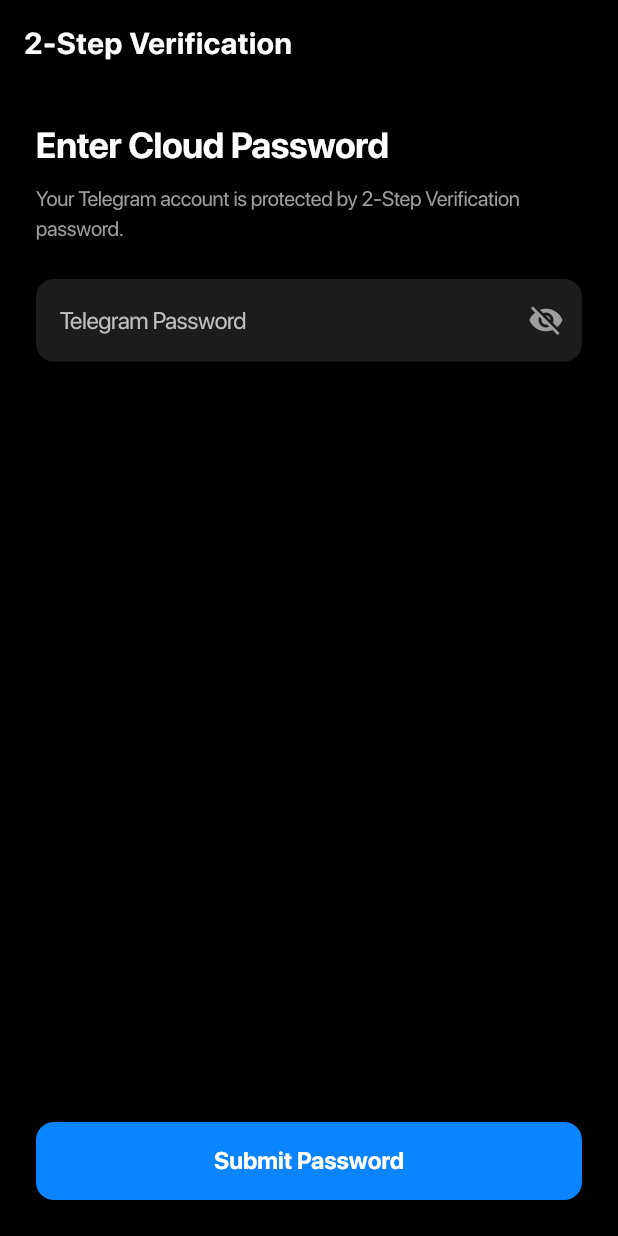
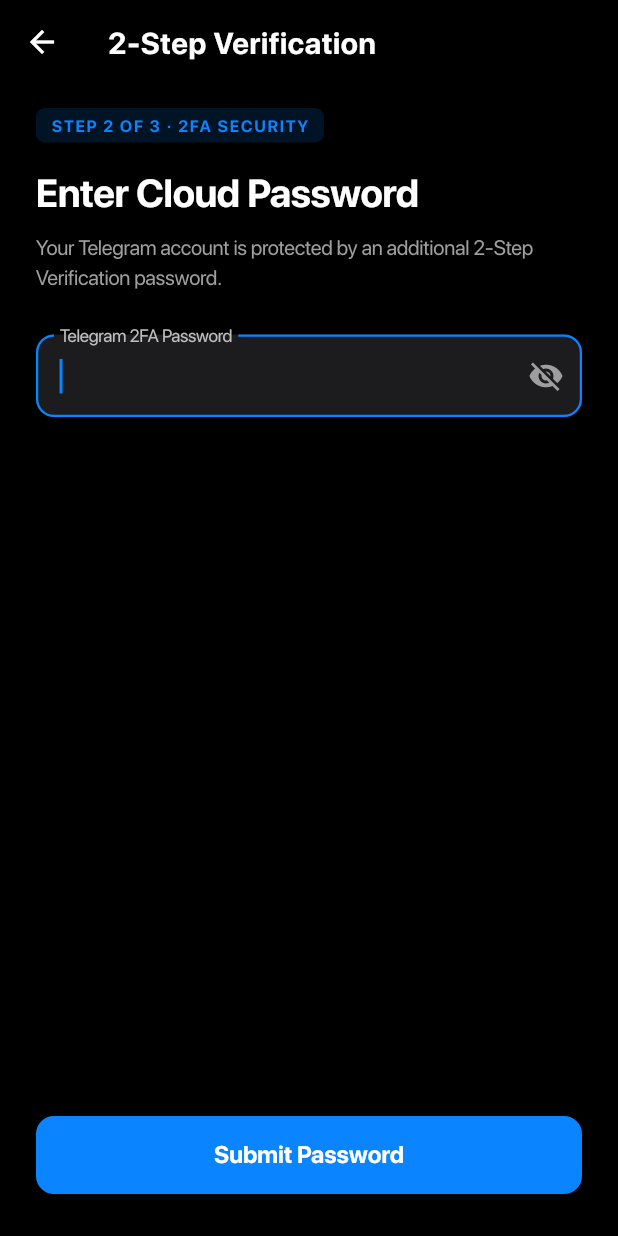
Before and after one commit to Myselfnandha/telecloud-photos, a Flutter app: the PasswordScreen screen opened by its route, after a tap on "Submit Password", on a phone screen of 412 x 824 dp. Run offline on Flutter 3.47's test engine with Material 3 defaults, Android fonts, the phone set to English and light mode, and no system bars; our stand-ins replace connectivity_plus, drift, flutter_dotenv, flutter_riverpod, flutter_secure_storage, go_router and 8 more; missing offline and left inert: flutter_displaymode, flutter_foreground_task, photo_manager, tdlib, workmanager; accounts and stored records are empty; generated files the repository leaves out were written again; statements that could not run were skipped; project files that could hold a hidden picture were left out.

Commit message:
fix(auth): unblock 2FA password verification with instant state transitions, human-friendly error messages, and safety timeout

```diff
--- a/lib/features/auth/screens/password_screen.dart
+++ b/lib/features/auth/screens/password_screen.dart
@@ -1,3 +1,4 @@
+import 'dart:async';
 import 'package:flutter/material.dart';
 import 'package:flutter_riverpod/flutter_riverpod.dart';
 import 'package:go_router/go_router.dart';
@@ -15,9 +16,22 @@
   final TextEditingController _passwordController = TextEditingController();
   bool _obscureText = true;
   bool _isLoading = false;
+  Timer? _timeoutTimer;
+
+  @override
+  void initState() {
+    super.initState();
+    WidgetsBinding.instance.addPostFrameCallback((_) {
+      final auth = ref.read(telegramAuthManagerProvider);
+      if (auth.state == AuthState.authenticated) {
+        context.go('/quick-settings');
+      }
+    });
+  }
 
   @override
   void dispose() {
+    _timeoutTimer?.cancel();
     _passwordController.dispose();
     super.dispose();
   }
@@ -27,7 +41,23 @@
     if (password.isEmpty) return;
 
     setState(() => _isLoading = true);
-    ref.read(telegramAuthManagerProvider).sendPassword(password);
+    final authManager = ref.read(telegramAuthManagerProvider);
+    authManager.clearError();
+    authManager.sendPassword(password);
+
+    _timeoutTimer?.cancel();
+    _timeoutTimer = Timer(const Duration(seconds: 12), () {
+      if (mounted && _isLoading) {
+        setState(() => _isLoading = false);
+        ScaffoldMessenger.of(context).showSnackBar(
+          const SnackBar(
+            content: Text('Verification taking longer than usual. Please check your password and try again.'),
+            backgroundColor: Color(0xFFFF9F0A),
+            duration: Duration(seconds: 4),
+          ),
+        );
+      }
+    });
   }
 
   @override
@@ -36,14 +66,17 @@
       WidgetsBinding.instance.addPostFrameCallback((_) {
         if (!mounted) return;
         if (next.state == AuthState.authenticated) {
+          _timeoutTimer?.cancel();
           setState(() => _isLoading = false);
           context.go('/quick-settings');
-        } else if (next.errorMessage != null) {
+        } else if (next.errorMessage != null && next.errorMessage!.isNotEmpty) {
+          _timeoutTimer?.cancel();
           setState(() => _isLoading = false);
           ScaffoldMessenger.of(context).showSnackBar(
             SnackBar(
               content: Text(next.errorMessage!),
               backgroundColor: const Color(0xFFFF453A),
+              duration: const Duration(seconds: 4),
             ),
           );
         }
@@ -54,39 +87,66 @@
       backgroundColor: const Color(0xFF000000),
       appBar: AppBar(
         backgroundColor: const Color(0xFF000000),
-        title: const Text('2-Step Verification'),
+        leading: IconButton(
+          icon: const Icon(Icons.arrow_back, color: Colors.white),
+          onPressed: () => context.pop(),
         ),
-      body: Padding(
-        padding: const EdgeInsets.all(24.0),
+        title: const Text('2-Step Verification', style: TextStyle(color: Colors.white)),
+      ),
+      body: SafeArea(
+        child: Padding(
+          padding: const EdgeInsets.symmetric(horizontal: 24.0, vertical: 16.0),
           child: Column(
             crossAxisAlignment: CrossAxisAlignment.start,
             children: [
+              Container(
+                padding: const EdgeInsets.symmetric(horizontal: 10, vertical: 4),
+                decoration: BoxDecoration(
+                  color: const Color(0xFF0A84FF).withValues(alpha: 0.15),
+                  borderRadius: BorderRadius.circular(6),
+                ),
+                child: const Text(
+                  'STEP 2 OF 3 · 2FA SECURITY',
+                  style: TextStyle(
+                    fontSize: 11,
+                    fontWeight: FontWeight.bold,
+                    letterSpacing: 1.1,
+                    color: Color(0xFF0A84FF),
+                  ),
+                ),
+              ),
+              const SizedBox(height: 16),
               const Text(
                 'Enter Cloud Password',
                 style: TextStyle(
-                fontSize: 24,
+                  fontSize: 26,
                   fontWeight: FontWeight.bold,
                   color: Colors.white,
                 ),
               ),
               const SizedBox(height: 8),
               const Text(
-              'Your Telegram account is protected by 2-Step Verification password.',
-              style: TextStyle(color: Colors.grey),
+                'Your Telegram account is protected by an additional 2-Step Verification password.',
+                style: TextStyle(color: Colors.grey, fontSize: 14, height: 1.4),
               ),
-            const SizedBox(height: 24),
+              const SizedBox(height: 28),
               TextField(
                 controller: _passwordController,
                 obscureText: _obscureText,
-              style: const TextStyle(color: Colors.white),
+                autofocus: true,
+                style: const TextStyle(color: Colors.white, fontSize: 16),
                 decoration: InputDecoration(
-                labelText: 'Telegram Password',
+                  labelText: 'Telegram 2FA Password',
                   labelStyle: TextStyle(color: Colors.grey.shade400),
                   filled: true,
                   fillColor: const Color(0xFF1C1C1E),
                   border: OutlineInputBorder(
                     borderRadius: BorderRadius.circular(12),
                     borderSide: BorderSide.none,
+                  ),
+                  focusedBorder: OutlineInputBorder(
+                    borderRadius: BorderRadius.circular(12),
+                    borderSide: const BorderSide(color: Color(0xFF0A84FF), width: 1.5),
                   ),
                   suffixIcon: IconButton(
                     icon: Icon(
@@ -131,7 +191,9 @@
                         ),
                 ),
               ),
+              const SizedBox(height: 12),
             ],
+          ),
         ),
       ),
     );
```
Also changed, not shown: lib/core/telegram/telegram_auth_manager.dart (+23 -5 lines). Lines whose indentation alone changed are shown as unchanged.
